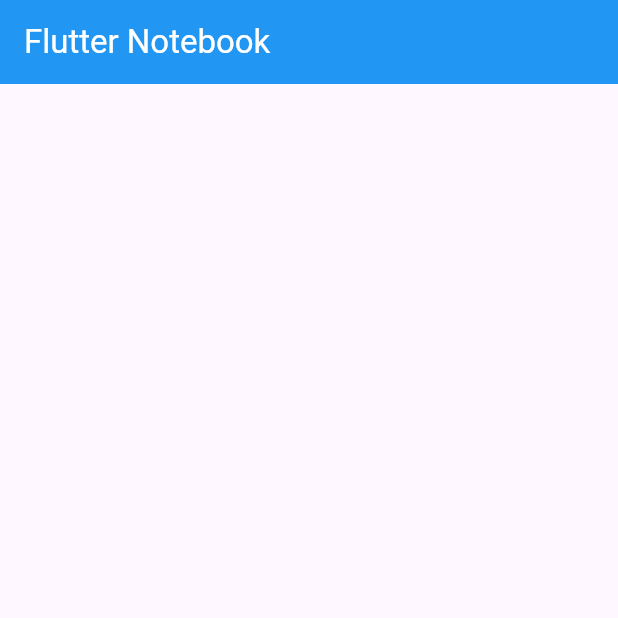
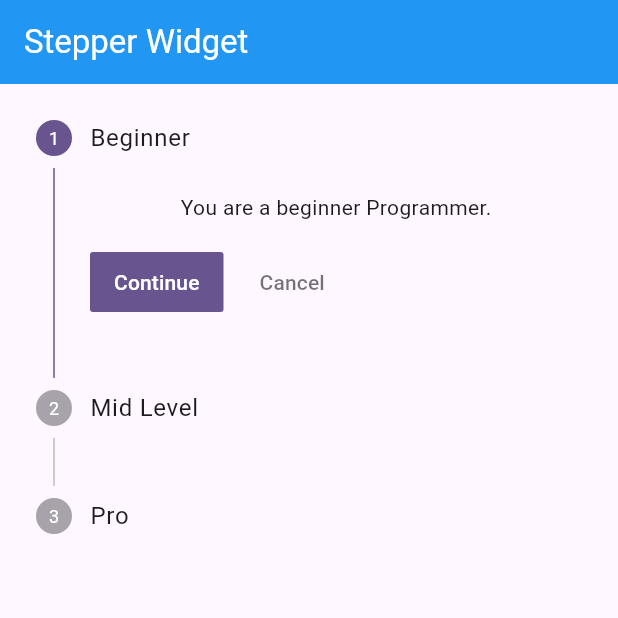
Before and after one commit to monir996/flutter-notebook, a Flutter app: the screen it shows after launch, on a phone screen of 412 x 824 dp, the top half of it. Run offline on Flutter 3.47's test engine with Material 3 defaults, Android fonts, the phone set to English and light mode, and no system bars.

Commit message:
stepper - initial

```diff
--- a/lib/home_screen.dart
+++ b/lib/home_screen.dart
@@ -8,14 +8,67 @@ class HomeScreen extends StatefulWidget {
 }
 
 class _HomeScreenState extends State<HomeScreen> {
+
+  // ----------------------- Step List ------------------
+  int _currentActiveStep = 0;
+
+  List<Step> stepList()=> [
+    Step(
+        isActive: _currentActiveStep >= 0,
+        title: Text("Beginner"),
+        content: Text("You are a beginner Programmer.")
+    ),
+    Step(
+        isActive: _currentActiveStep >= 1,
+        title: Text("Mid Level"),
+        content: Text("You are a mid level Programmer.")
+    ),
+    Step(
+        isActive: _currentActiveStep >= 2,
+        title: Text("Pro"),
+        content: Text("You are a pro Programmer.")
+    ),
+  ];
+
   @override
   Widget build(BuildContext context) {
     return Scaffold(
-      appBar: AppBar(title: Text("Flutter Notebook", style: TextStyle(color: Colors.white)), backgroundColor: Colors.blue),
+      appBar: AppBar(title: Text("Stepper Widget", style: TextStyle(color: Colors.white)), backgroundColor: Colors.blue),
 
-      // ----------------------- Main Branch  ==> Basic Structure ------------------
+      // ----------------------- Branch 39 ==> Stepper Widget ------------------
 
-      body: Center(),
+      body: Stepper(
+
+          steps: stepList(),
+          //type: StepperType.horizontal,
+          currentStep: _currentActiveStep,
+
+          onStepContinue: (){
+            if(_currentActiveStep < (stepList().length - 1)) {
+             setState(() {
+               _currentActiveStep += 1;
+             });
+            }
+          },
+
+          onStepCancel: (){
+            if(_currentActiveStep == 0 ) {
+              return;
+            }
+
+            setState(() {
+              _currentActiveStep -= 1;
+            });
+          },
+
+          onStepTapped: (index){
+            setState(() {
+              _currentActiveStep = index;
+            });
+          },
+
+      ),
+
     );
   }
 }
```
